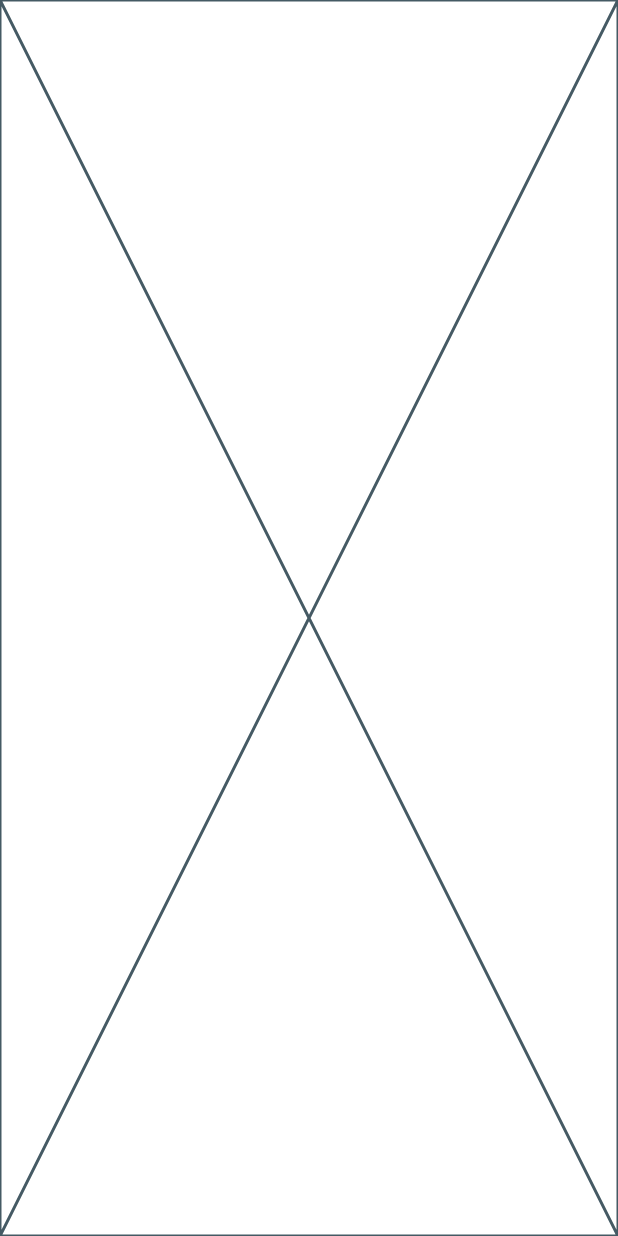
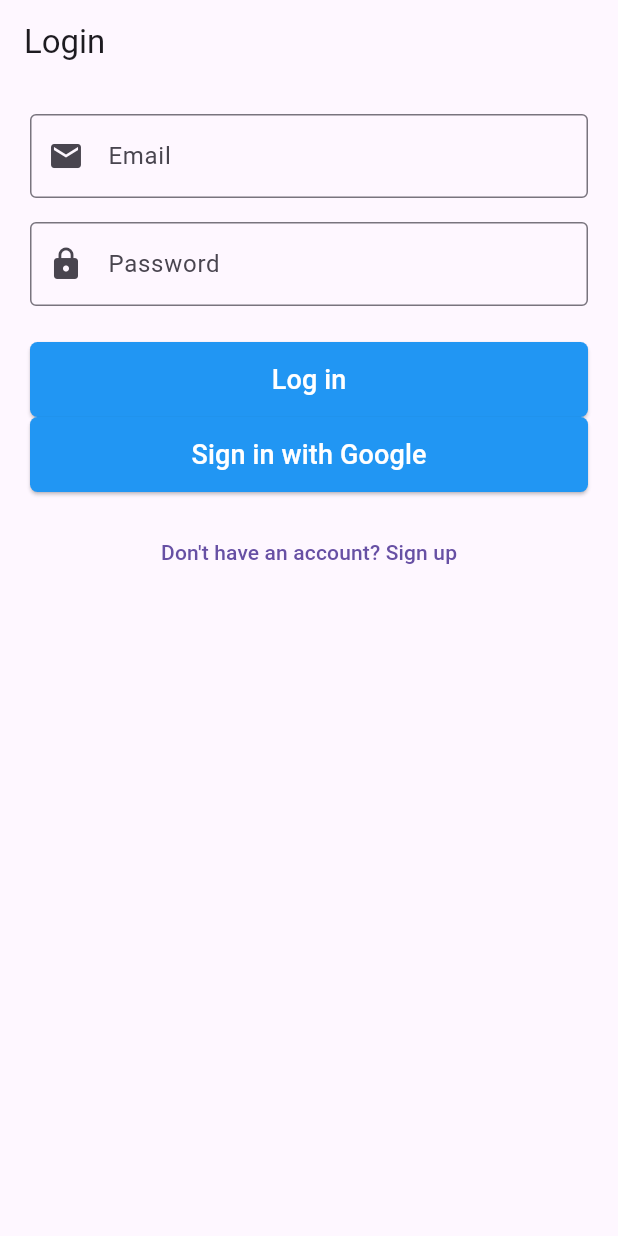
Before and after one commit to HGSChandeepa/Socially, a Flutter app: the screen it shows after launch, on a phone screen of 412 x 824 dp. Run offline on Flutter 3.47's test engine with Material 3 defaults, Android fonts, the phone set to English and light mode, and no system bars; our stand-ins replace cloud_firestore, firebase_auth, firebase_core, go_router, google_sign_in; accounts and stored records are empty.

Commit message:
Add Authentiation with Routers

```diff
--- a/lib/main.dart
+++ b/lib/main.dart
@@ -1,6 +1,10 @@
 import 'package:firebase_core/firebase_core.dart';
 import 'package:flutter/material.dart';
 import 'package:socially/firebase_options.dart';
+import 'package:socially/router/router.dart';
+import 'package:socially/views/responsive/mobile_screen_layout.dart';
+import 'package:socially/views/responsive/responsive_layout.dart';
+import 'package:socially/views/responsive/web_screen_layout.dart';
 
 void main() async {
   WidgetsFlutterBinding.ensureInitialized();
@@ -15,6 +19,12 @@ class MyApp extends StatelessWidget {
 
   @override
   Widget build(BuildContext context) {
-    return const Placeholder();
+    return MaterialApp.router(
+      title: 'Socially',
+      theme: ThemeData(
+        primarySwatch: Colors.blue,
+      ),
+      routerConfig: RouterClass().router,
+    );
   }
 }
--- /dev/null
+++ b/lib/models/user_model.dart
@@ -0,0 +1,47 @@
+import 'package:cloud_firestore/cloud_firestore.dart';
+
+class User {
+  final String name;
+  final String email;
+  final String password;
+  final String confirmPassword;
+  final String imageUrl;
+  final DateTime createdAt;
+  final DateTime updatedAt;
+
+  User({
+    required this.name,
+    required this.email,
+    required this.password,
+    required this.confirmPassword,
+    required this.imageUrl,
+    required this.createdAt,
+    required this.updatedAt,
+  });
+
+  // Convert a User instance to a map (for saving to Firestore)
+  Map<String, dynamic> toMap() {
+    return {
+      'name': name,
+      'email': email,
+      'password': password,
+      'confirmPassword': confirmPassword,
+      'imageUrl': imageUrl,
+      'createdAt': createdAt,
+      'updatedAt': updatedAt,
+    };
+  }
+
+  // Create a User instance from a map (for retrieving from Firestore)
+  factory User.fromMap(Map<String, dynamic> map) {
+    return User(
+      name: map['name'] ?? '',
+      email: map['email'] ?? '',
+      password: map['password'] ?? '',
+      confirmPassword: map['confirmPassword'] ?? '',
+      imageUrl: map['imageUrl'] ?? '',
+      createdAt: (map['createdAt'] as Timestamp).toDate(),
+      updatedAt: (map['updatedAt'] as Timestamp).toDate(),
+    );
+  }
+}
--- /dev/null
+++ b/lib/router/router.dart
@@ -0,0 +1,58 @@
+import 'package:flutter/material.dart';
+import 'package:go_router/go_router.dart';
+import 'package:socially/views/auth_views/login_screen.dart';
+import 'package:socially/views/auth_views/register_screen.dart';
+import 'package:socially/views/main_views/main_screen.dart';
+import 'package:socially/views/wrapper.dart';
+
+class RouterClass {
+  final router = GoRouter(
+    initialLocation: "/",
+    errorPageBuilder: (context, state) {
+      return const MaterialPage<dynamic>(
+        child: Scaffold(
+          body: Center(
+            child: Text("this page is not found!!"),
+          ),
+        ),
+      );
+    },
+    routes: [
+      //wrapper
+
+      GoRoute(
+        path: "/",
+        name: "wrapper",
+        builder: (context, state) {
+          return Wrapper();
+        },
+      ),
+      // login Page
+      GoRoute(
+        name: "login",
+        path: "/login",
+        builder: (context, state) {
+          return LoginScreen();
+        },
+      ),
+
+      //register Page
+      GoRoute(
+        name: "register",
+        path: "/register",
+        builder: (context, state) {
+          return RegisterScreen();
+        },
+      ),
+
+      // MainScreen
+      GoRoute(
+        name: "main-screen",
+        path: "/main-screen",
+        builder: (context, state) {
+          return MainScreen();
+        },
+      ),
+    ],
+  );
+}
--- /dev/null
+++ b/lib/services/exceptions/exceptions.dart
@@ -0,0 +1,43 @@
+String mapFirebaseAuthExceptionCode(String errorCode) {
+  switch (errorCode) {
+    // signInWithEmailAndPassword
+    case 'wrong-password':
+      return 'The password is invalid or the account does not have a password set.';
+    case 'invalid-email':
+      return 'The email address is not valid.';
+    case 'user-disabled':
+      return 'The user corresponding to the given email has been disabled.';
+    case 'user-not-found':
+      return 'No user corresponding to the given email was found.';
+
+    // createUserWithEmailAndPassword
+    case 'email-already-in-use':
+      return 'An account already exists with the given email address.';
+    case 'operation-not-allowed':
+      return 'Email/password accounts are not enabled. Enable them in the Firebase Console.';
+    case 'weak-password':
+      return 'The password provided is not strong enough.';
+
+    // signInWithCredential
+    case 'account-exists-with-different-credential':
+      return 'An account already exists with the email address provided. Sign in using one of the returned providers.';
+    case 'invalid-credential':
+      return 'The credential is malformed or has expired.';
+
+    case 'invalid-verification-code':
+      return 'The verification code is not valid.';
+    case 'invalid-verification-id':
+      return 'The verification ID is not valid.';
+
+    // reauthenticateWithCredential
+    case 'user-mismatch':
+      return 'The credential given does not correspond to the user.';
+
+    // signInWithEmailLink
+    case 'expired-action-code':
+      return 'The OTP in the email link has expired.';
+
+    default:
+      return 'An unknown error occurred.';
+  }
+}
--- /dev/null
+++ b/lib/utils/app_constants/constants.dart
@@ -0,0 +1 @@
+const webScreenMinWidth = 600;
--- /dev/null
+++ b/lib/views/auth_views/login_screen.dart
@@ -0,0 +1,123 @@
+import 'package:flutter/material.dart';
+import 'package:go_router/go_router.dart';
+import 'package:socially/services/auth/auth_service.dart';
+import 'package:socially/views/main_views/main_screen.dart';
+import 'package:socially/widgets/reusable/custom_button.dart';
+import 'package:socially/widgets/reusable/custom_input.dart';
+
+class LoginScreen extends StatelessWidget {
+  final _formKey = GlobalKey<FormState>();
+  final TextEditingController _emailController = TextEditingController();
+  final TextEditingController _passwordController = TextEditingController();
+
+  // Sign in with Google
+
+  Future<void> _signInWithGoogle(BuildContext context) async {
+    try {
+      await AuthService().signInWithGoogle();
+
+      // Navigate to MainPage only if sign-in is successful
+      GoRouter.of(context).go('/main-screen');
+    } catch (e) {
+      showDialog(
+        context: context,
+        builder: (context) => AlertDialog(
+          title: const Text('Error'),
+          content: Text('Error signing in with Google: $e'),
+          actions: [
+            TextButton(
+              onPressed: () => Navigator.of(context).pop(),
+              child: const Text('OK'),
+            ),
+          ],
+        ),
+      );
+    } finally {}
+  }
+
+  @override
+  Widget build(BuildContext context) {
+    return Scaffold(
+      appBar: AppBar(
+        title: const Text('Login'),
+      ),
+      body: SingleChildScrollView(
+        child: Padding(
+          padding: const EdgeInsets.all(20),
+          child: Form(
+            key: _formKey,
+            child: Column(
+              children: [
+                ReusableInput(
+                  controller: _emailController,
+                  labelText: 'Email',
+                  icon: Icons.email,
+                  obscureText: false,
+                  validator: (value) {
+                    if (value == null || value.isEmpty) {
+                      return 'Please enter your email';
+                    }
+                    if (!RegExp(r'\S+@\S+\.\S+').hasMatch(value)) {
+                      return 'Please enter a valid email address';
+                    }
+                    return null;
+                  },
+                ),
+                const SizedBox(height: 16),
+                ReusableInput(
+                  controller: _passwordController,
+                  labelText: 'Password',
+                  icon: Icons.lock,
+                  obscureText: true,
+                  validator: (value) {
+                    if (value == null || value.isEmpty) {
+                      return 'Please enter your password';
+                    }
+                    if (value.length < 6) {
+                      return 'Password must be at least 6 characters long';
+                    }
+                    return null;
+                  },
+                ),
+                const SizedBox(height: 24),
+                ReusableButton(
+                  text: 'Log in',
+                  onPressed: () {
+                    if (_formKey.currentState?.validate() ?? false) {
+                      // Process the login
+                      ScaffoldMessenger.of(context).showSnackBar(
+                        const SnackBar(content: Text('Processing Login')),
+                      );
+                    }
+                  },
+                ),
+
+                // Google Sign-In Button
+
+                ReusableButton(
+                  text: 'Sign in with Google',
+                  onPressed: () {
+                    try {
+                      _signInWithGoogle(context);
+                    } catch (e) {
+                      print('Error signing in with Google: $e');
+                    }
+                  },
+                ),
+
+                const SizedBox(height: 16),
+                TextButton(
+                  onPressed: () {
+                    // Navigate to signup screen
+                    GoRouter.of(context).go('/register');
+                  },
+                  child: const Text('Don\'t have an account? Sign up'),
+                ),
+              ],
+            ),
+          ),
+        ),
+      ),
+    );
+  }
+}
--- /dev/null
+++ b/lib/views/responsive/mobile_screen_layout.dart
@@ -0,0 +1,13 @@
+import 'package:flutter/foundation.dart';
+import 'package:flutter/material.dart';
+import 'package:flutter/widgets.dart';
+import 'package:socially/views/auth_views/login_screen.dart';
+
+class MobileScreenLayout extends StatelessWidget {
+  const MobileScreenLayout({super.key});
+
+  @override
+  Widget build(BuildContext context) {
+    return LoginScreen();
+  }
+}
--- /dev/null
+++ b/lib/views/responsive/responsive_layout.dart
@@ -0,0 +1,27 @@
+import 'package:flutter/widgets.dart';
+import 'package:socially/utils/app_constants/constants.dart';
+
+class ResponsiveLayout extends StatefulWidget {
+  final Widget mobileScreenLayout;
+  final Widget webScreenLayout;
+  const ResponsiveLayout({
+    super.key,
+    required this.mobileScreenLayout,
+    required this.webScreenLayout,
+  });
+
+  @override
+  State<ResponsiveLayout> createState() => _ResponsiveLayoutState();
+}
+
+class _ResponsiveLayoutState extends State<ResponsiveLayout> {
+  @override
+  Widget build(BuildContext context) {
+    return LayoutBuilder(builder: (context, constraints) {
+      if (constraints.maxWidth > webScreenMinWidth) {
+        return widget.webScreenLayout;
+      }
+      return widget.mobileScreenLayout;
+    });
+  }
+}
--- /dev/null
+++ b/lib/views/wrapper.dart
@@ -0,0 +1,21 @@
+import 'package:flutter/material.dart';
+import 'package:socially/views/responsive/mobile_screen_layout.dart';
+import 'package:socially/views/responsive/responsive_layout.dart';
+import 'package:socially/views/responsive/web_screen_layout.dart';
+
+class Wrapper extends StatefulWidget {
+  const Wrapper({super.key});
+
+  @override
+  State<Wrapper> createState() => _WrapperState();
+}
+
+class _WrapperState extends State<Wrapper> {
+  @override
+  Widget build(BuildContext context) {
+    return const ResponsiveLayout(
+      mobileScreenLayout: MobileScreenLayout(),
+      webScreenLayout: WebScreenLayout(),
+    );
+  }
+}
--- /dev/null
+++ b/lib/widgets/reusable/custom_button.dart
@@ -0,0 +1,32 @@
+import 'package:flutter/material.dart';
+
+class ReusableButton extends StatelessWidget {
+  final String text;
+  final VoidCallback onPressed;
+
+  ReusableButton({
+    required this.text,
+    required this.onPressed,
+  });
+
+  @override
+  Widget build(BuildContext context) {
+    return ElevatedButton(
+      onPressed: onPressed,
+      style: ElevatedButton.styleFrom(
+        backgroundColor: Colors.blue,
+        minimumSize: const Size(double.infinity, 50),
+        shape: RoundedRectangleBorder(
+          borderRadius: BorderRadius.circular(5),
+        ),
+      ),
+      child: Text(
+        text,
+        style: const TextStyle(
+          fontSize: 18,
+          color: Colors.white,
+        ),
+      ),
+    );
+  }
+}
--- /dev/null
+++ b/lib/widgets/reusable/custom_input.dart
@@ -0,0 +1,31 @@
+import 'package:flutter/material.dart';
+
+class ReusableInput extends StatelessWidget {
+  final TextEditingController controller;
+  final String labelText;
+  final IconData icon;
+  final bool obscureText;
+  final String? Function(String?) validator;
+
+  ReusableInput({
+    required this.controller,
+    required this.labelText,
+    required this.icon,
+    required this.obscureText,
+    required this.validator,
+  });
+
+  @override
+  Widget build(BuildContext context) {
+    return TextFormField(
+      controller: controller,
+      decoration: InputDecoration(
+        labelText: labelText,
+        border: const OutlineInputBorder(),
+        prefixIcon: Icon(icon),
+      ),
+      obscureText: obscureText,
+      validator: validator,
+    );
+  }
+}
--- a/pubspec.yaml
+++ b/pubspec.yaml
@@ -36,6 +36,11 @@ dependencies:
   # Use with the CupertinoIcons class for iOS style icons.
   cupertino_icons: ^1.0.6
   firebase_core: ^3.3.0
+  cloud_firestore: ^5.2.0
+  go_router: ^14.2.2
+  provider: ^6.1.2
+  firebase_auth: ^5.1.3
+  google_sign_in: ^6.2.1
 
 dev_dependencies:
   flutter_test:
```
Also changed, not shown: lib/services/auth/auth_service.dart (added, +152 -0 lines), lib/views/auth_views/register_screen.dart (added, +139 -0 lines), lib/views/main_views/main_screen.dart (added, +19 -0 lines), lib/views/responsive/web_screen_layout.dart (added, +26 -0 lines), pubspec.lock, 3 other files.
